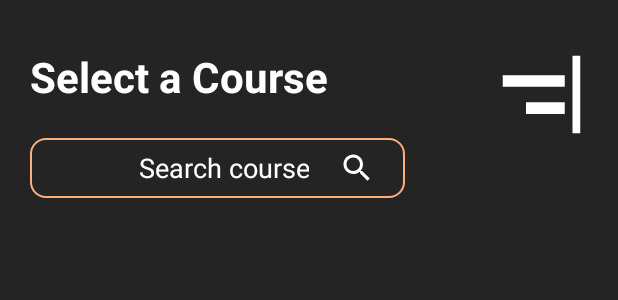
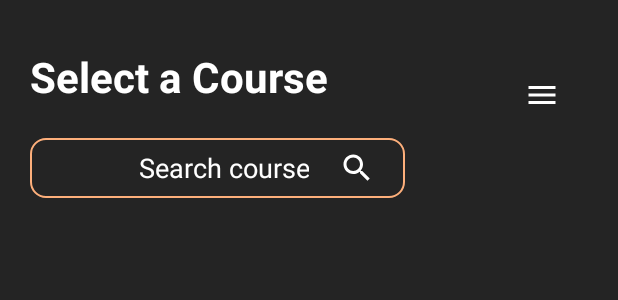
Before and after one commit to Manjeedan11/JIT, an Android app: the layout activity_course_list.xml on its own in the app's theme, with its tools: preview values and no code run, on a phone screen of 412 x 824 dp. Shown: the top 300 px of the screen. Run offline under Robolectric (Android 15) with nearby library versions, the phone set to English and light mode, and no system bars.

Commit message:
added nav menu to Home. need to add to other activities now

```diff
--- a/app/src/main/java/com/affc/ait/MainActivity.java
+++ b/app/src/main/java/com/affc/ait/MainActivity.java
@@ -29,7 +29,6 @@ public class MainActivity extends AppCompatActivity {
 
         drawerLayout = findViewById(R.id.drawer_layout);
         navigationView = findViewById(R.id.nav_view);
-        View container = findViewById(R.id.container);
         navigationView.setNavigationItemSelectedListener(new NavigationView.OnNavigationItemSelectedListener() {
             @Override
             public boolean onNavigationItemSelected(@NonNull MenuItem item) {
--- /dev/null
+++ b/app/src/main/res/drawable/menu_icon.xml
@@ -0,0 +1,5 @@
+<vector android:height="24dp" android:tint="#FFFFFF"
+    android:viewportHeight="24" android:viewportWidth="24"
+    android:width="24dp" xmlns:android="http://schemas.android.com/apk/res/android">
+    <path android:fillColor="@android:color/white" android:pathData="M3,18h18v-2L3,16v2zM3,13h18v-2L3,11v2zM3,6v2h18L21,6L3,6z"/>
+</vector>
--- a/app/src/main/res/layout/activity_course_list.xml
+++ b/app/src/main/res/layout/activity_course_list.xml
@@ -18,12 +18,15 @@
             android:layout_marginTop="32dp"
             android:layout_marginRight="20dp">
 
-            <ImageView
-                android:id="@+id/account_image"
+            <ImageButton
+                android:id="@+id/hamburger"
                 android:layout_width="62dp"
                 android:layout_height="62dp"
                 android:layout_alignParentRight="true"
-                android:src="@drawable/baseline_align_horizontal_right_24" />
+                android:src="@drawable/menu_icon"
+                android:backgroundTint="@android:color/transparent"
+                />
+
 
             <TextView
                 android:id="@+id/selectCourse"
```
Also changed, not shown: app/src/main/AndroidManifest.xml (+6 -4 lines), app/src/main/java/com/affc/ait/Home.java (+44 -1 lines), app/src/main/res/menu/nav_menu_silder.xml (+1 -10 lines).
